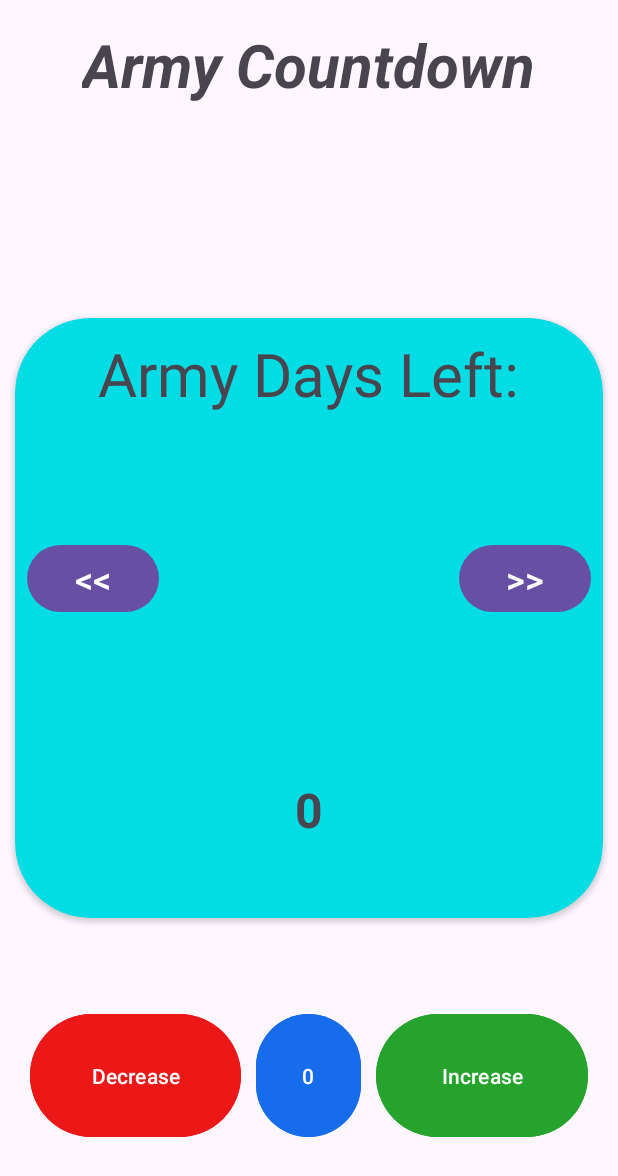
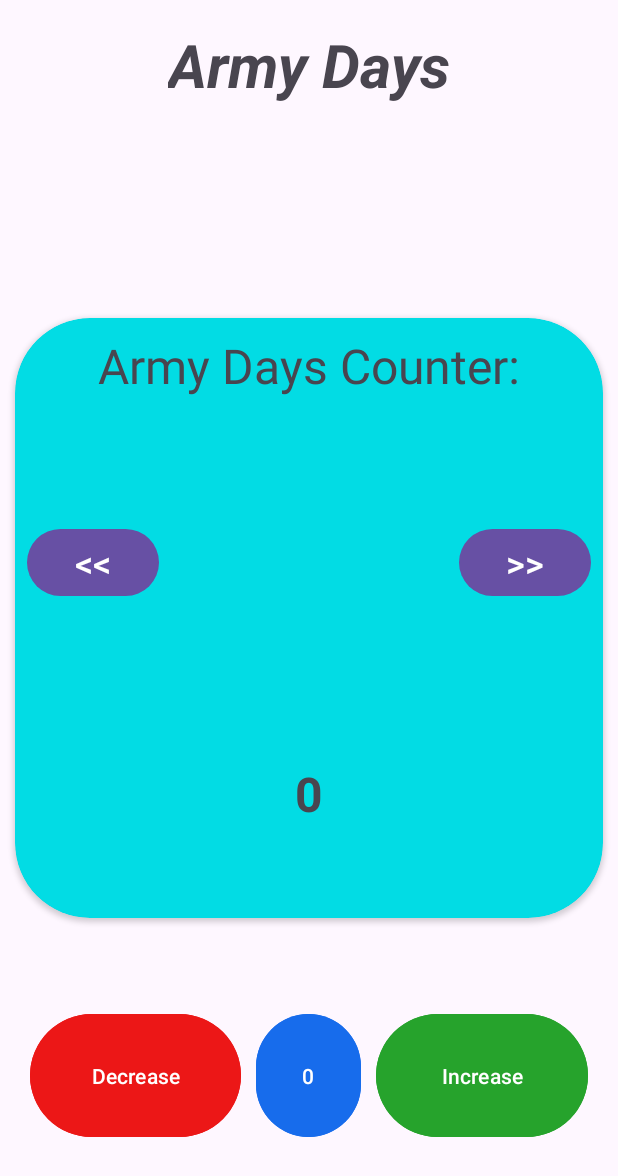
Before and after one commit to NetanelBCN/daysCountdown, an Android app: the screen it shows after launch (ArmyMainActivity), on a phone screen of 412 x 824 dp. Shown: the top 1176 px of the screen. Run offline under Robolectric (Android 15) with nearby library versions, the phone set to English and light mode, and no system bars; 4 statements that could not run were skipped.

Commit message:
string fixed

```diff
--- a/commonManager/src/main/res/layout/activity_main.xml
+++ b/commonManager/src/main/res/layout/activity_main.xml
@@ -40,7 +40,7 @@
                 android:text="@string/general_days_left"
                 android:layout_centerHorizontal="true"
                 android:layout_marginVertical="10dp"
-                android:textSize="40sp"/>
+                android:textSize="32sp"/>
 
 
             <androidx.appcompat.widget.LinearLayoutCompat
--- a/myArmy/src/main/res/values/strings.xml
+++ b/myArmy/src/main/res/values/strings.xml
@@ -1,6 +1,6 @@
 <resources>
     <string name="app_name">ArmyTime</string>
-    <string name="general_countdown">Army Countdown</string>
-    <string name="general_days_left">Army Days Left:</string>
+    <string name="general_countdown">Army Days</string>
+    <string name="general_days_left">Army Days Counter:</string>
 
 </resources>
--- a/myKid/src/main/res/values/strings.xml
+++ b/myKid/src/main/res/values/strings.xml
@@ -1,3 +1,5 @@
 <resources>
     <string name="app_name">SchoolTime</string>
+    <string name="general_countdown">School Days</string>
+    <string name="general_days_left">School Days Counter:</string>
 </resources>
```
